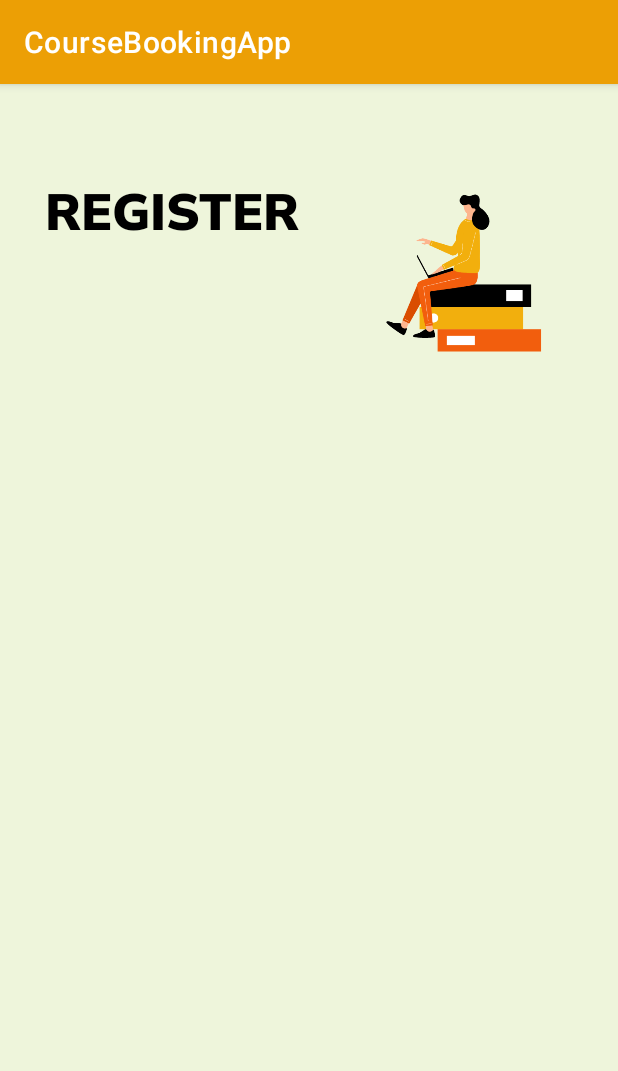
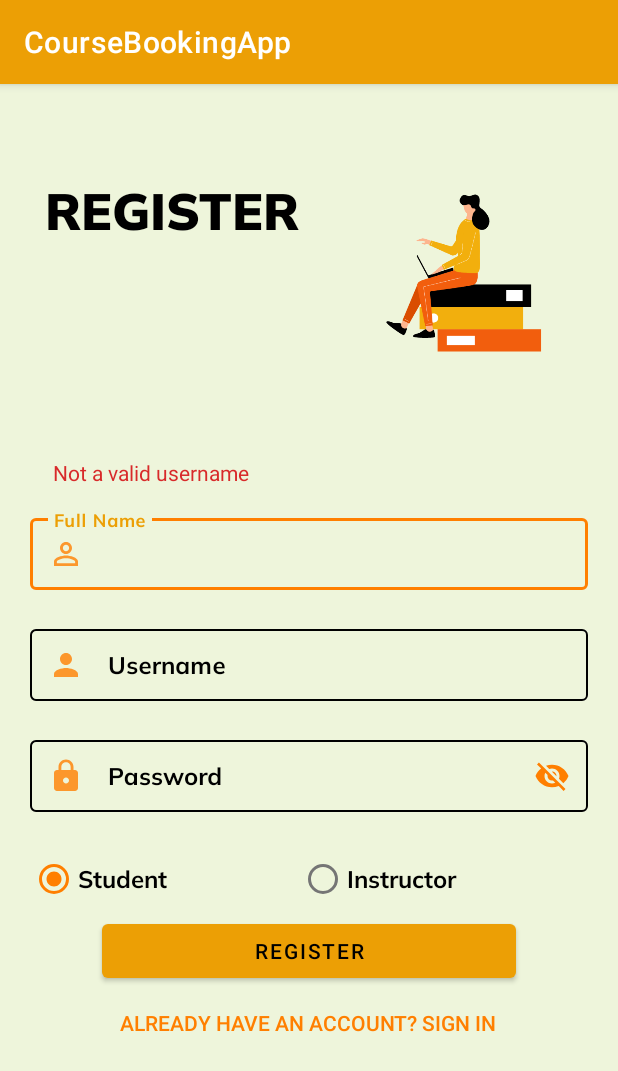
Before and after one commit to OluwaSusan/SEG2105_GROUP2_V2, an Android app: the screen it shows after launch (MainActivity), on a phone screen of 412 x 824 dp. Shown: the top 1071 px of the screen. Run offline under Robolectric (Android 15) with nearby library versions, the phone set to English and light mode, and no system bars; our stand-ins replace Firebase (no records; nobody signed in at launch, a user with empty details on screens opened directly).

Commit message:
copied over registration form

```diff
--- /dev/null
+++ b/Deliverable1/app/src/main/res/drawable-anydpi/ic_lock.xml
@@ -0,0 +1,11 @@
+<vector xmlns:android="http://schemas.android.com/apk/res/android"
+    android:width="24dp"
+    android:height="24dp"
+    android:viewportWidth="24"
+    android:viewportHeight="24"
+    android:tint="#000000"
+    android:alpha="0.8">
+  <path
+      android:fillColor="@android:color/white"
+      android:pathData="M18,8h-1L17,6c0,-2.76 -2.24,-5 -5,-5S7,3.24 7,6v2L6,8c-1.1,0 -2,0.9 -2,2v10c0,1.1 0.9,2 2,2h12c1.1,0 2,-0.9 2,-2L20,10c0,-1.1 -0.9,-2 -2,-2zM12,17c-1.1,0 -2,-0.9 -2,-2s0.9,-2 2,-2 2,0.9 2,2 -0.9,2 -2,2zM15.1,8L8.9,8L8.9,6c0,-1.71 1.39,-3.1 3.1,-3.1 1.71,0 3.1,1.39 3.1,3.1v2z"/>
+</vector>
--- /dev/null
+++ b/Deliverable1/app/src/main/res/drawable-anydpi/ic_user.xml
@@ -0,0 +1,11 @@
+<vector xmlns:android="http://schemas.android.com/apk/res/android"
+    android:width="24dp"
+    android:height="24dp"
+    android:viewportWidth="24"
+    android:viewportHeight="24"
+    android:tint="#000000"
+    android:alpha="0.8">
+  <path
+      android:fillColor="@android:color/white"
+      android:pathData="M12,12c2.21,0 4,-1.79 4,-4s-1.79,-4 -4,-4 -4,1.79 -4,4 1.79,4 4,4zM12,14c-2.67,0 -8,1.34 -8,4v2h16v-2c0,-2.66 -5.33,-4 -8,-4z"/>
+</vector>
--- a/Deliverable1/app/src/main/res/layout/activity_main.xml
+++ b/Deliverable1/app/src/main/res/layout/activity_main.xml
@@ -47,8 +47,146 @@
         app:layout_constraintBottom_toBottomOf="parent"
         app:layout_constraintEnd_toEndOf="parent"
         app:layout_constraintStart_toStartOf="parent"
-        app:layout_constraintTop_toTopOf="parent">
+        app:layout_constraintTop_toTopOf="parent"
+        app:layout_constraintVertical_bias="0.81">
 
+        <TextView
+            android:id="@+id/error_register"
+            android:layout_width="match_parent"
+            android:layout_height="wrap_content"
+            android:layout_margin="10dp"
+            android:padding="5dp"
+            android:text="@string/invalid_username"
+            android:textColor="@color/Error_red" />
+
+
+        <com.google.android.material.textfield.TextInputLayout
+            android:id="@+id/fullName_reg"
+            style="@style/Widget.MaterialComponents.TextInputLayout.OutlinedBox.Dense"
+            android:layout_width="match_parent"
+            android:layout_height="wrap_content"
+            android:hint="@string/full_name"
+            android:textColorHint="@color/black"
+            app:boxStrokeColor="@color/Orange_Deep"
+            app:boxStrokeWidth="1dp"
+            app:startIconDrawable="@drawable/ic_name"
+            app:startIconTint="@color/Orange_Deep">
+
+            <com.google.android.material.textfield.TextInputEditText
+                android:layout_width="match_parent"
+                android:layout_height="wrap_content"
+                android:fontFamily="@font/muli_bold"
+                android:inputType="text"
+                android:textColor="@color/black" />
+
+        </com.google.android.material.textfield.TextInputLayout>
+
+        <com.google.android.material.textfield.TextInputLayout
+            android:id="@+id/username_reg"
+            style="@style/Widget.MaterialComponents.TextInputLayout.OutlinedBox.Dense"
+            android:layout_width="match_parent"
+            android:layout_height="wrap_content"
+            android:hint="@string/prompt_username"
+            android:textColorHint="@color/black"
+            app:boxStrokeColor="@color/Orange_Deep"
+            app:boxStrokeWidth="1dp"
+            app:startIconDrawable="@drawable/ic_user"
+            app:startIconTint="@color/Orange_Deep">
+
+            <com.google.android.material.textfield.TextInputEditText
+                android:layout_width="match_parent"
+                android:layout_height="wrap_content"
+                android:fontFamily="@font/muli_bold"
+                android:inputType="text"
+                android:textColor="@color/black" />
+
+        </com.google.android.material.textfield.TextInputLayout>
+
+        <com.google.android.material.textfield.TextInputLayout
+            android:id="@+id/password_reg"
+            style="@style/Widget.MaterialComponents.TextInputLayout.OutlinedBox.Dense"
+            android:layout_width="match_parent"
+            android:layout_height="wrap_content"
+            android:hint="@string/prompt_password"
+            android:textColorHint="@color/black"
+            app:boxStrokeColor="@color/Orange_Deep"
+            app:boxStrokeWidth="1dp"
+            app:endIconMode="password_toggle"
+            app:endIconTint="@color/Orange_Deep"
+            app:startIconDrawable="@drawable/ic_lock"
+            app:startIconTint="@color/Orange_Deep">
+
+            <com.google.android.material.textfield.TextInputEditText
+                android:layout_width="match_parent"
+                android:layout_height="wrap_content"
+                android:fontFamily="@font/muli_bold"
+                android:textColor="@color/black" />
+
+        </com.google.android.material.textfield.TextInputLayout>
+
+        <LinearLayout
+            android:layout_width="match_parent"
+            android:layout_height="match_parent"
+            android:orientation="horizontal">
+
+            <RadioGroup
+                android:id="@+id/userType_group"
+                android:layout_width="0dp"
+                android:layout_height="match_parent"
+                android:layout_weight="1"
+                android:checkedButton="@id/student_radio"
+                android:orientation="horizontal">
+
+                <RadioButton
+                    android:id="@+id/student_radio"
+                    android:layout_width="wrap_content"
+                    android:layout_height="wrap_content"
+                    android:layout_weight="1"
+                    android:fontFamily="@font/muli_bold"
+                    android:onClick="onRadioButtonClicked"
+                    android:text="@string/student"
+                    android:textSize="16sp" />
+
+                <RadioButton
+                    android:id="@+id/instructor_radio"
+                    android:layout_width="wrap_content"
+                    android:layout_height="wrap_content"
+                    android:layout_weight="1"
+                    android:fontFamily="@font/muli_bold"
+                    android:onClick="onRadioButtonClicked"
+                    android:text="@string/instructor"
+                    android:textSize="16sp" />
+
+            </RadioGroup>
+        </LinearLayout>
+
+        <Button
+            android:id="@+id/register_btn"
+            android:layout_width="match_parent"
+            android:layout_height="wrap_content"
+            android:layout_gravity="center"
+            android:layout_marginStart="48dp"
+            android:layout_marginEnd="48dp"
+            android:text="@string/Register_prompt"
+            android:textColor="@color/black" />
+
+        <Button
+            android:id="@+id/login_redirect_btn"
+            style="@style/Widget.AppCompat.Button.Borderless"
+            android:layout_width="wrap_content"
+            android:layout_height="wrap_content"
+            android:layout_gravity="center"
+            android:layout_marginStart="40dp"
+            android:layout_marginEnd="40dp"
+            android:text="@string/have_an_account"
+            android:textColor="@color/Orange_Deep" />
+
+        <ProgressBar
+            android:id="@+id/progressBar"
+            style="?android:attr/progressBarStyle"
+            android:layout_width="match_parent"
+            android:layout_height="wrap_content"
+            android:visibility="invisible" />
 
 
     </LinearLayout>
```
Also changed, not shown: Deliverable1/app/src/main/res/drawable-hdpi/ic_lock.png (added), Deliverable1/app/src/main/res/drawable-hdpi/ic_user.png (added), Deliverable1/app/src/main/res/drawable-mdpi/ic_lock.png (added), Deliverable1/app/src/main/res/drawable-mdpi/ic_user.png (added), Deliverable1/app/src/main/res/drawable-xhdpi/ic_lock.png (added), Deliverable1/app/src/main/res/drawable-xhdpi/ic_user.png (added), Deliverable1/app/src/main/res/drawable-xxhdpi/ic_lock.png (added), Deliverable1/app/src/main/res/drawable-xxhdpi/ic_user.png (added).
